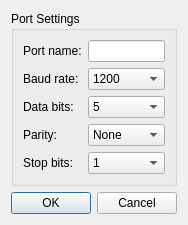
This is preferencesdialog.ui in Flooten/mazetercontrol as Qt 5 draws it before an edit. The edited form follows.
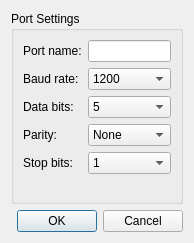
This is the edited form. Icons and pictures are not drawn.

```diff
--- a/preferencesdialog.ui
+++ b/preferencesdialog.ui
@@ -6,8 +6,8 @@
    <rect>
     <x>0</x>
     <y>0</y>
-    <width>174</width>
-    <height>206</height>
+    <width>194</width>
+    <height>243</height>
    </rect>
   </property>
   <property name="windowTitle">
@@ -17,9 +17,15 @@
    <iconset resource="resources.qrc">
     <normaloff>:/icons/resources/usb-bt.ico</normaloff>:/icons/resources/usb-bt.ico</iconset>
   </property>
+  <property name="styleSheet">
+   <string notr="true">font: 10pt &quot;Alte Haas Grotesk&quot;;</string>
+  </property>
   <layout class="QVBoxLayout" name="verticalLayout">
    <item>
     <widget class="QGroupBox" name="groupBox">
+     <property name="styleSheet">
+      <string notr="true"/>
+     </property>
      <property name="title">
       <string>Port Settings</string>
      </property>
@@ -53,7 +59,7 @@
         <item row="1" column="1">
          <widget class="QComboBox" name="comboBox_baud_rate">
           <property name="currentText">
-           <string>9600</string>
+           <string>1200</string>
           </property>
           <item>
            <property name="text">
@@ -102,7 +108,7 @@
         <item row="2" column="1">
          <widget class="QComboBox" name="comboBox_data_bits">
           <property name="currentText">
-           <string>8</string>
+           <string>5</string>
           </property>
           <item>
            <property name="text">
```
